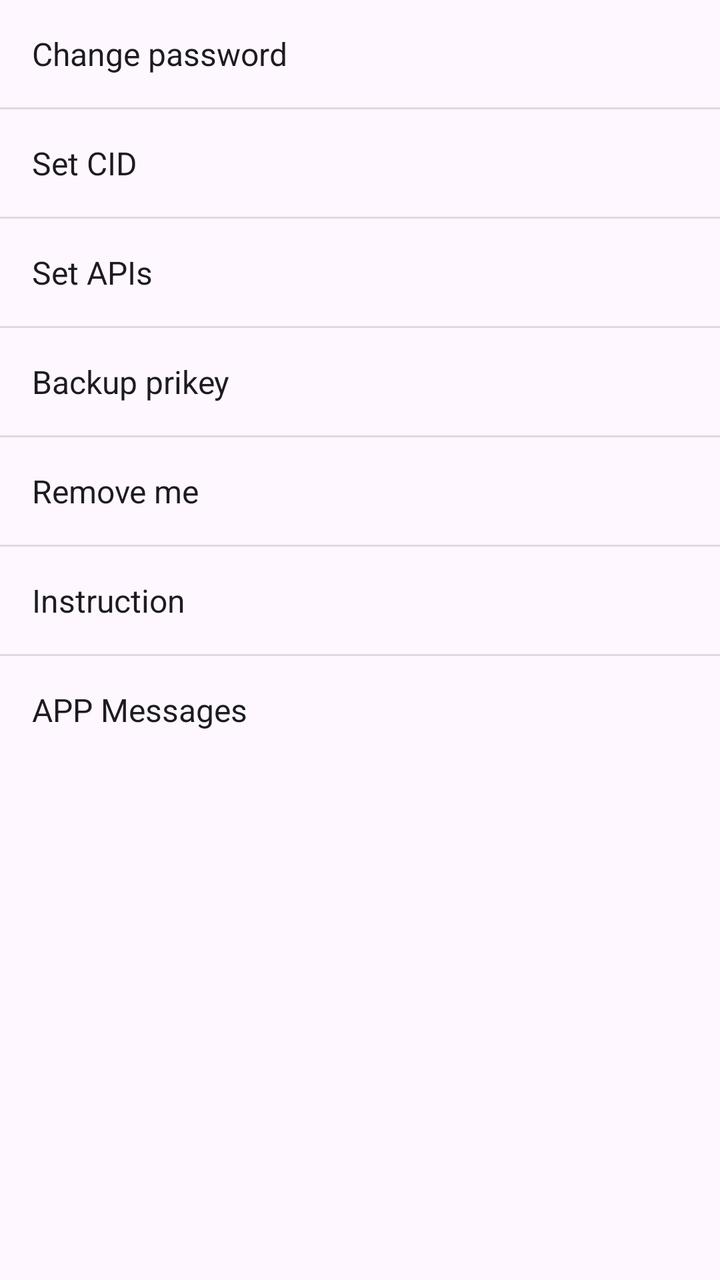
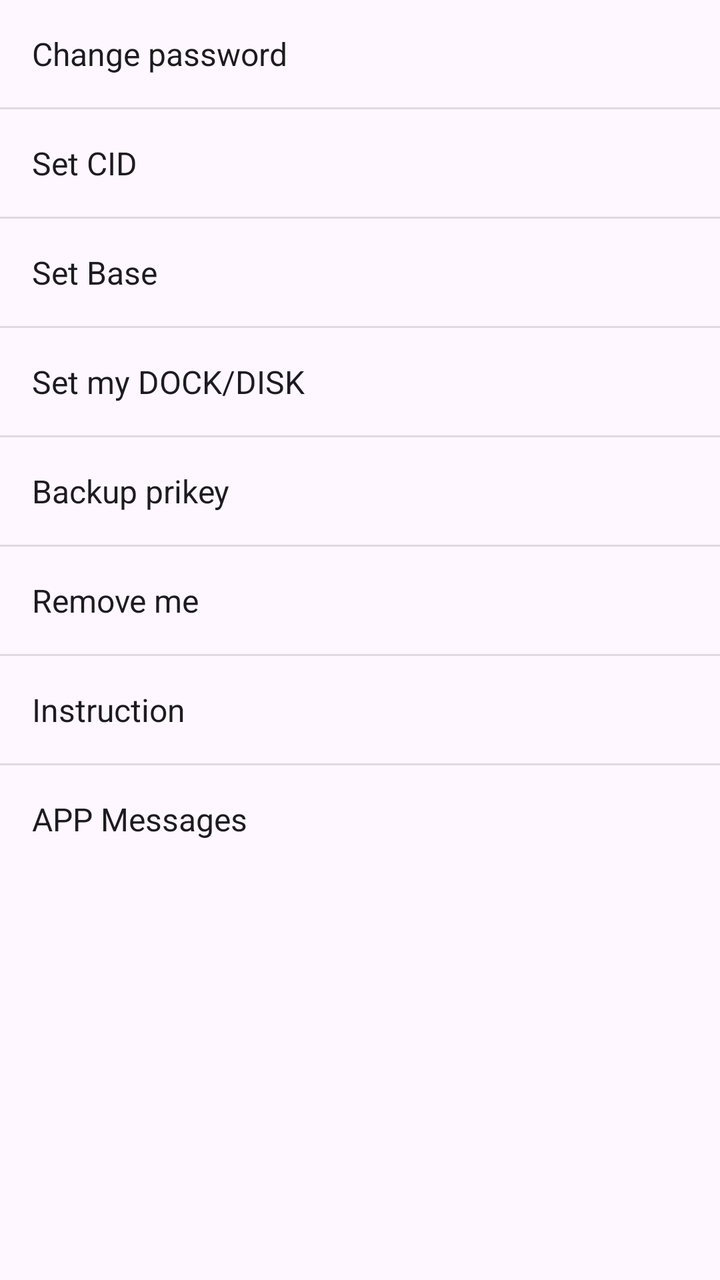

An Android layout rendered at two revisions. The XML below is the earlier revision; the diff shows what the commit changed to produce the second picture.
<!-- AndroidManifest.xml: application theme Theme.Freer -->
<!-- res/layout/popup_menu_settings.xml -->
<?xml version="1.0" encoding="utf-8"?>
<LinearLayout xmlns:android="http://schemas.android.com/apk/res/android"
    android:layout_width="wrap_content"
    android:layout_height="wrap_content"
    android:background="?android:attr/colorBackground"
    android:orientation="vertical">

    <TextView
        android:id="@+id/change_password"
        android:layout_width="match_parent"
        android:layout_height="wrap_content"
        android:padding="16dp"
        android:text="@string/change_password"
        android:textColor="?android:attr/textColorPrimary"
        android:textSize="16sp" />

    <View
        android:layout_width="match_parent"
        android:layout_height="1dp"
        android:background="?android:attr/listDivider" />


    <TextView
        android:id="@+id/set_cid"
        android:layout_width="match_parent"
        android:layout_height="wrap_content"
        android:padding="16dp"
        android:text="@string/set_cid"
        android:textColor="?android:attr/textColorPrimary"
        android:textSize="16sp" />

    <View
        android:layout_width="match_parent"
        android:layout_height="1dp"
        android:background="?android:attr/listDivider" />

    <TextView
        android:id="@+id/set_apis"
        android:layout_width="match_parent"
        android:layout_height="wrap_content"
        android:padding="16dp"
        android:text="@string/set_apis"
        android:textColor="?android:attr/textColorPrimary"
        android:textSize="16sp" />

    <View
        android:layout_width="match_parent"
        android:layout_height="1dp"
        android:background="?android:attr/listDivider" />

    <TextView
        android:id="@+id/backup_prikey"
        android:layout_width="match_parent"
        android:layout_height="wrap_content"
        android:padding="16dp"
        android:text="@string/backup_prikey"
        android:textColor="?android:attr/textColorPrimary"
        android:textSize="16sp" />

    <View
        android:layout_width="match_parent"
        android:layout_height="1dp"
        android:background="?android:attr/listDivider" />

    <TextView
        android:id="@+id/remove_me"
        android:layout_width="match_parent"
        android:layout_height="wrap_content"
        android:padding="16dp"
        android:text="@string/remove_me"
        android:textColor="?android:attr/textColorPrimary"
        android:textSize="16sp" />

    <View
        android:layout_width="match_parent"
        android:layout_height="1dp"
        android:background="?android:attr/listDivider" />

    <TextView
        android:id="@+id/security_guidelines"
        android:layout_width="match_parent"
        android:layout_height="wrap_content"
        android:padding="16dp"
        android:text="@string/instruction"
        android:textColor="?android:attr/textColorPrimary"
        android:textSize="16sp" />

    <View
        android:layout_width="match_parent"
        android:layout_height="1dp"
        android:background="?android:attr/listDivider" />

    <TextView
        android:id="@+id/toast_messages"
        android:layout_width="match_parent"
        android:layout_height="wrap_content"
        android:padding="16dp"
        android:text="@string/app_messages"
        android:textColor="?android:attr/textColorPrimary"
        android:textSize="16sp" />

</LinearLayout>
<!-- resources referenced by this layout -->
<resources>
  <string name="app_messages">APP Messages</string>
  <string name="backup_prikey">Backup prikey</string>
  <string name="change_password">Change password</string>
  <string name="instruction">Instruction</string>
  <string name="remove_me">Remove me</string>
  <string name="set_apis">Set APIs</string>
  <string name="set_cid">Set CID</string>
  <style name="Theme.Freer" parent="Base.Theme.Freer" />
  <style name="Base.Theme.Freer" parent="Theme.Material3.DayNight.NoActionBar">
          <item name="colorPrimary">#2196F3</item>
          <item name="colorAccent">#2196F3</item>
          <item name="android:windowBackground">#FFFFFF</item>
          
          <item name="android:windowLayoutInDisplayCutoutMode">shortEdges</item>
          <item name="android:enforceNavigationBarContrast">false</item>
          <item name="android:enforceStatusBarContrast">false</item>
          <item name="android:statusBarColor">@android:color/transparent</item>
          <item name="android:navigationBarColor">@android:color/transparent</item>
          <item name="android:windowLightStatusBar">true</item>
          <item name="android:windowLightNavigationBar">true</item>
      </style>
</resources>

<!-- the commit's change to res/layout/popup_menu_settings.xml (unified diff, before → after) -->
@@ -40,6 +40,20 @@
         android:layout_height="wrap_content"
         android:padding="16dp"
         android:text="@string/set_apis"
+        android:textColor="?android:attr/textColorPrimary"
+        android:textSize="16sp" />
+
+    <View
+        android:layout_width="match_parent"
+        android:layout_height="1dp"
+        android:background="?android:attr/listDivider" />
+
+    <TextView
+        android:id="@+id/set_dock_disk"
+        android:layout_width="match_parent"
+        android:layout_height="wrap_content"
+        android:padding="16dp"
+        android:text="@string/set_dock_disk"
         android:textColor="?android:attr/textColorPrimary"
         android:textSize="16sp" />
 
<!-- resource entries referenced after the edit -->
@@ -5,8 +5,9 @@
   <string name="change_password">Change password</string>
   <string name="instruction">Instruction</string>
   <string name="remove_me">Remove me</string>
-  <string name="set_apis">Set APIs</string>
+  <string name="set_apis">Set Base</string>
   <string name="set_cid">Set CID</string>
+  <string name="set_dock_disk">Set my DOCK/DISK</string>
   <style name="Theme.Freer" parent="Base.Theme.Freer" />
   <style name="Base.Theme.Freer" parent="Theme.Material3.DayNight.NoActionBar">
           <item name="colorPrimary">#2196F3</item>
